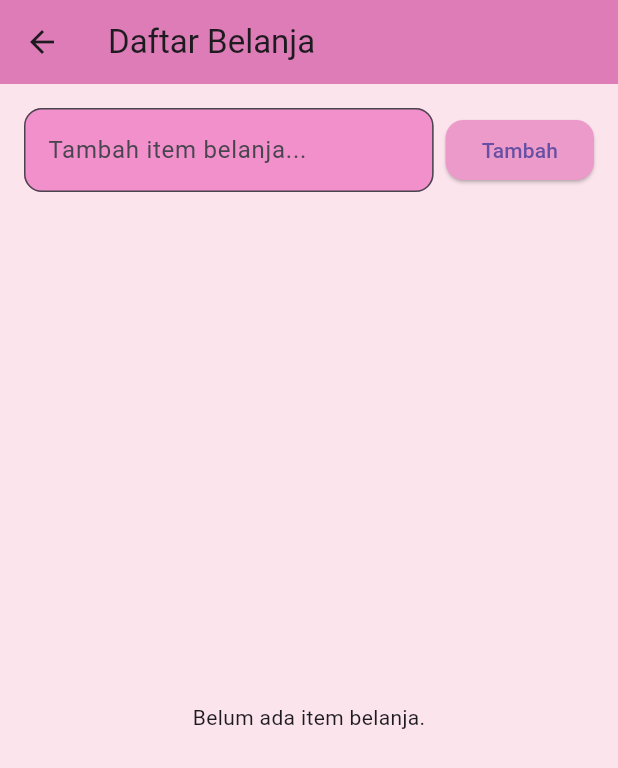
After one commit to sitiafiza/resepmakanan, a Flutter app: the ShoppingListScreen screen opened directly, on a phone screen of 412 x 824 dp. The commit adds this screen. Shown: the top 768 px of the screen. Run offline on Flutter 3.47's test engine with Material 3 defaults, Android fonts, the phone set to English and light mode, and no system bars; our stand-ins replace flutter_html, shared_preferences; missing offline and left inert: translator; accounts and stored records are empty; network calls fail.

Commit message:
menambahkan fitur daftar belanja untuk bahan

```diff
--- /dev/null
+++ b/lib/helpers/shopping_list_helper.dart
@@ -0,0 +1,31 @@
+import 'package:shared_preferences/shared_preferences.dart';
+
+class ShoppingListHelper {
+  static const String _key = 'shopping_list';
+
+  static Future<List<String>> getItems() async {
+    final prefs = await SharedPreferences.getInstance();
+    return prefs.getStringList(_key) ?? [];
+  }
+
+  static Future<void> addItem(String item) async {
+    final prefs = await SharedPreferences.getInstance();
+    final items = prefs.getStringList(_key) ?? [];
+    if (!items.contains(item)) {
+      items.add(item);
+      await prefs.setStringList(_key, items);
+    }
+  }
+
+  static Future<void> removeItem(String item) async {
+    final prefs = await SharedPreferences.getInstance();
+    final items = prefs.getStringList(_key) ?? [];
+    items.remove(item);
+    await prefs.setStringList(_key, items);
+  }
+
+  static Future<void> clearAll() async {
+    final prefs = await SharedPreferences.getInstance();
+    await prefs.remove(_key);
+  }
+}
--- /dev/null
+++ b/lib/screens/shopping_list_screen.dart
@@ -0,0 +1,112 @@
+import 'package:flutter/material.dart';
+import 'package:shared_preferences/shared_preferences.dart';
+
+class ShoppingListScreen extends StatefulWidget {
+  const ShoppingListScreen({super.key});
+
+  @override
+  State<ShoppingListScreen> createState() => _ShoppingListScreenState();
+}
+
+class _ShoppingListScreenState extends State<ShoppingListScreen> {
+  List<String> shoppingItems = [];
+  final TextEditingController _controller = TextEditingController();
+
+  @override
+  void initState() {
+    super.initState();
+    loadShoppingList();
+  }
+
+  Future<void> loadShoppingList() async {
+    final prefs = await SharedPreferences.getInstance();
+    setState(() {
+      shoppingItems = prefs.getStringList('shopping_list') ?? [];
+    });
+  }
+
+  Future<void> saveShoppingList() async {
+    final prefs = await SharedPreferences.getInstance();
+    await prefs.setStringList('shopping_list', shoppingItems);
+  }
+
+  void addItem(String item) {
+    if (item.trim().isEmpty) return;
+    setState(() {
+      shoppingItems.add(item.trim());
+      _controller.clear();
+    });
+    saveShoppingList();
+  }
+
+  void removeItem(int index) {
+    setState(() {
+      shoppingItems.removeAt(index);
+    });
+    saveShoppingList();
+  }
+
+  @override
+  Widget build(BuildContext context) {
+    return Scaffold(
+      backgroundColor: const Color(0xFFFCE4EC), // pink soft
+      appBar: AppBar(
+        title: const Text("Daftar Belanja"),
+        backgroundColor: const Color.fromARGB(255, 222, 124, 183),
+      ),
+      body: Padding(
+        padding: const EdgeInsets.all(16.0),
+        child: Column(
+          children: [
+            Row(
+              children: [
+                Expanded(
+                  child: TextField(
+                    controller: _controller,
+                    decoration: InputDecoration(
+                      hintText: "Tambah item belanja...",
+                      border: OutlineInputBorder(borderRadius: BorderRadius.circular(12)),
+                      filled: true,
+                      fillColor: const Color.fromARGB(255, 242, 144, 203),
+                    ),
+                  ),
+                ),
+                const SizedBox(width: 8),
+                ElevatedButton(
+                  onPressed: () => addItem(_controller.text),
+                  style: ElevatedButton.styleFrom(
+                    backgroundColor: const Color.fromARGB(255, 235, 154, 202),
+                    shape: RoundedRectangleBorder(
+                      borderRadius: BorderRadius.circular(12),
+                    ),
+                  ),
+                  child: const Text("Tambah"),
+                ),
+              ],
+            ),
+            const SizedBox(height: 20),
+            Expanded(
+              child: shoppingItems.isEmpty
+                  ? const Center(child: Text("Belum ada item belanja."))
+                  : ListView.builder(
+                      itemCount: shoppingItems.length,
+                      itemBuilder: (context, index) {
+                        return Card(
+                          color: const Color(0xFFF8BBD0),
+                          child: ListTile(
+                            title: Text(shoppingItems[index]),
+                            trailing: IconButton(
+                              icon: const Icon(Icons.delete, color: Colors.red),
+                              onPressed: () => removeItem(index),
+                            ),
+                          ),
+                        );
+                      },
+                    ),
+            ),
+          ],
+        ),
+      ),
+    );
+  }
+}
```
Also changed, not shown: lib/helpers/review_helper.dart (added, +33 -0 lines), lib/screens/recipe_detail_screen.dart (+25 -2 lines).
